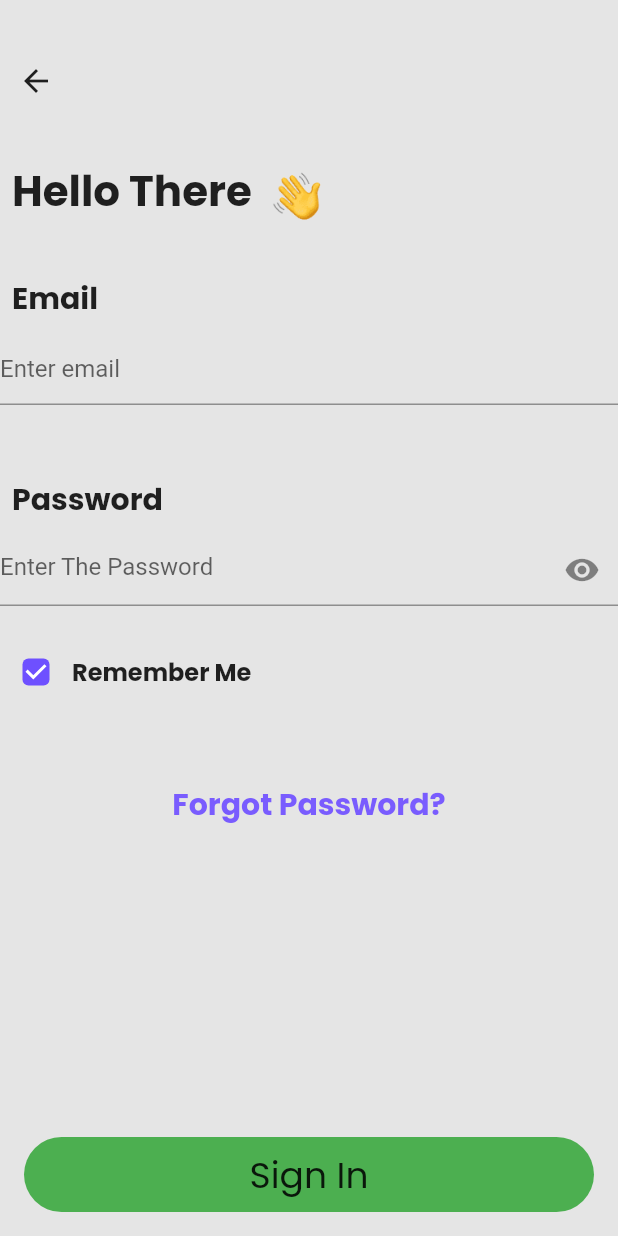
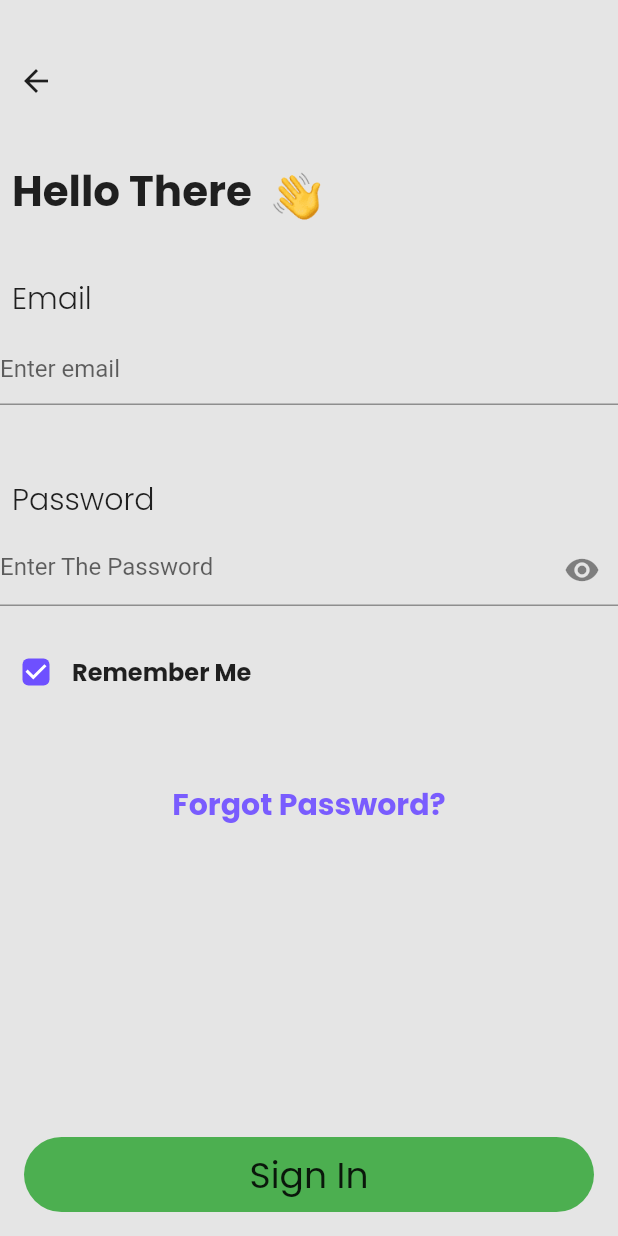
Before and after one commit to Whatsuf148/qizo, a Flutter app: the screen it shows after launch, after a tap on "Log in", on a phone screen of 412 x 824 dp. Run offline on Flutter 3.47's test engine with Material 2 defaults, Android fonts, the phone set to English and light mode, and no system bars; our stand-ins replace google_fonts.

Commit message:
font managment

```diff
--- a/lib/screen/login.dart
+++ b/lib/screen/login.dart
@@ -65,7 +65,7 @@ class _LogInPageState extends State<LogInPage> {
                 "Email",
                 style: GoogleFonts.poppins(
                   fontSize: 20,
-                  fontWeight: FontWeight.bold,
+                  fontWeight: FontWeight.w300,
                 ),
               ),
             ),
@@ -84,7 +84,7 @@ class _LogInPageState extends State<LogInPage> {
                 "Password",
                 style: GoogleFonts.poppins(
                   fontSize: 20,
-                  fontWeight: FontWeight.bold,
+                  fontWeight: FontWeight.w300,
                 ),
               ),
             ),
```
